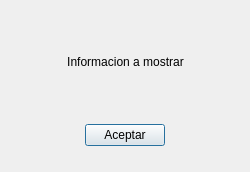
First picture: the form in dlginfo.ui, repository Gabrielnz/pasantia-CIMBUC, before the edit.
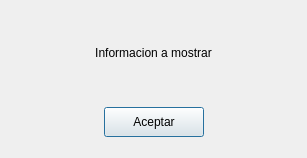
Second picture: the form after the edit.

```diff
--- a/dlginfo.ui
+++ b/dlginfo.ui
@@ -6,8 +6,8 @@
    <rect>
     <x>0</x>
     <y>0</y>
-    <width>250</width>
-    <height>172</height>
+    <width>307</width>
+    <height>158</height>
    </rect>
   </property>
   <property name="windowTitle">
@@ -27,7 +27,7 @@
        <property name="sizeHint" stdset="0">
         <size>
          <width>20</width>
-         <height>15</height>
+         <height>10</height>
         </size>
        </property>
       </spacer>
@@ -80,7 +80,7 @@
        <property name="sizeHint" stdset="0">
         <size>
          <width>20</width>
-         <height>20</height>
+         <height>15</height>
         </size>
        </property>
       </spacer>
@@ -102,6 +102,12 @@
        </item>
        <item>
         <widget class="QPushButton" name="btnAceptar">
+         <property name="minimumSize">
+          <size>
+           <width>100</width>
+           <height>30</height>
+          </size>
+         </property>
          <property name="text">
           <string>Aceptar</string>
          </property>
@@ -133,7 +139,7 @@
        <property name="sizeHint" stdset="0">
         <size>
          <width>20</width>
-         <height>15</height>
+         <height>10</height>
         </size>
        </property>
       </spacer>
```
